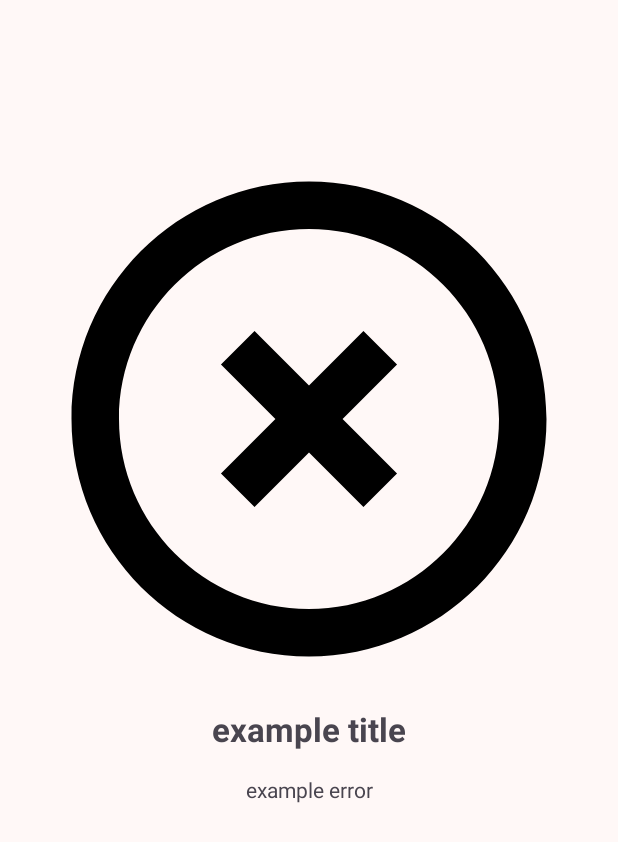
After one commit to alfsuace/SuperHeroesTFG, an Android app: the layout view_error.xml on its own in the app's theme, with its tools: preview values and no code run, on a phone screen of 412 x 824 dp. The commit adds this screen. Shown: the top 842 px of the screen. Run offline under Robolectric (Android 15) with nearby library versions, the phone set to English and light mode, and no system bars.

Commit message:
Feature: Error view Implemented ErrorView and extensions

```diff
--- a/app/src/main/java/com/alfsuace/superheroestfg/app/data/extensions/ImageExtension.kt
+++ b/app/src/main/java/com/alfsuace/superheroestfg/app/extensions/ImageExtension.kt
@@ -1,4 +1,4 @@
-package com.alfsuace.superheroestfg.app.data.extensions
+package com.alfsuace.superheroestfg.app.extensions
 
 import android.widget.ImageView
 import coil.load
--- a/app/src/main/java/com/alfsuace/superheroestfg/feature/superhero/presentation/SuperHeroDetailFragment.kt
+++ b/app/src/main/java/com/alfsuace/superheroestfg/feature/superhero/presentation/SuperHeroDetailFragment.kt
@@ -9,7 +9,7 @@ import androidx.lifecycle.Observer
 import androidx.navigation.fragment.findNavController
 import androidx.navigation.fragment.navArgs
 import com.alfsuace.superheroestfg.R
-import com.alfsuace.superheroestfg.app.data.extensions.loadImage
+import com.alfsuace.superheroestfg.app.extensions.loadImage
 import com.alfsuace.superheroestfg.databinding.FragmentSuperHeroDetailBinding
 import com.alfsuace.superheroestfg.feature.superhero.domain.SuperHero
 import org.koin.androidx.viewmodel.ext.android.viewModel
--- a/app/src/main/java/com/alfsuace/superheroestfg/feature/superhero/presentation/SuperHeroDetailViewModel.kt
+++ b/app/src/main/java/com/alfsuace/superheroestfg/feature/superhero/presentation/SuperHeroDetailViewModel.kt
@@ -4,7 +4,7 @@ import androidx.lifecycle.LiveData
 import androidx.lifecycle.MutableLiveData
 import androidx.lifecycle.ViewModel
 import androidx.lifecycle.viewModelScope
-import com.alfsuace.superheroestfg.app.data.domain.ErrorApp
+import com.alfsuace.superheroestfg.app.domain.ErrorApp
 import com.alfsuace.superheroestfg.feature.superhero.domain.GetSuperHeroByIdUseCase
 import com.alfsuace.superheroestfg.feature.superhero.domain.SuperHero
 import kotlinx.coroutines.Dispatchers
--- a/app/src/main/java/com/alfsuace/superheroestfg/feature/superhero/presentation/SuperHeroViewModel.kt
+++ b/app/src/main/java/com/alfsuace/superheroestfg/feature/superhero/presentation/SuperHeroViewModel.kt
@@ -4,7 +4,7 @@ import androidx.lifecycle.LiveData
 import androidx.lifecycle.MutableLiveData
 import androidx.lifecycle.ViewModel
 import androidx.lifecycle.viewModelScope
-import com.alfsuace.superheroestfg.app.data.domain.ErrorApp
+import com.alfsuace.superheroestfg.app.domain.ErrorApp
 import com.alfsuace.superheroestfg.feature.superhero.domain.DeleteFavoriteSuperHeroUseCase
 import com.alfsuace.superheroestfg.feature.superhero.domain.GetFavoritesSuperHeroesUseCase
 import com.alfsuace.superheroestfg.feature.superhero.domain.GetSuperHeroesUseCase
--- a/app/src/main/java/com/alfsuace/superheroestfg/feature/superhero/presentation/adapter/SuperHeroViewHolder.kt
+++ b/app/src/main/java/com/alfsuace/superheroestfg/feature/superhero/presentation/adapter/SuperHeroViewHolder.kt
@@ -3,7 +3,7 @@ package com.alfsuace.superheroestfg.feature.superhero.presentation.adapter
 import android.view.View
 import androidx.recyclerview.widget.RecyclerView
 import com.alfsuace.superheroestfg.R
-import com.alfsuace.superheroestfg.app.data.extensions.loadImage
+import com.alfsuace.superheroestfg.app.extensions.loadImage
 import com.alfsuace.superheroestfg.databinding.ViewItemSuperheroBinding
 import com.alfsuace.superheroestfg.feature.superhero.domain.GetSuperHeroesUseCase
 
--- /dev/null
+++ b/app/src/main/res/drawable/ic_error.xml
@@ -0,0 +1,12 @@
+<vector xmlns:android="http://schemas.android.com/apk/res/android"
+    android:width="800dp"
+    android:height="800dp"
+    android:viewportWidth="512"
+    android:viewportHeight="512">
+    <path
+        android:pathData="M256,42.67C373.8,42.67 469.33,138.2 469.33,256C469.33,373.8 373.8,469.33 256,469.33C138.2,469.33 42.67,373.8 42.67,256C42.67,138.2 138.2,42.67 256,42.67ZM256,85.33C161.9,85.33 85.33,161.9 85.33,256C85.33,350.1 161.9,426.67 256,426.67C350.1,426.67 426.67,350.1 426.67,256C426.67,161.9 350.1,85.33 256,85.33ZM304.92,176.92L335.08,207.08L286.17,256L335.08,304.92L304.92,335.08L256,286.17L207.08,335.08L176.92,304.92L225.83,256L176.92,207.08L207.08,176.92L256,225.83L304.92,176.92Z"
+        android:strokeWidth="1"
+        android:fillColor="#000000"
+        android:fillType="evenOdd"
+        android:strokeColor="#00000000" />
+</vector>
--- /dev/null
+++ b/app/src/main/res/layout/view_error.xml
@@ -0,0 +1,36 @@
+<?xml version="1.0" encoding="utf-8"?>
+<androidx.constraintlayout.widget.ConstraintLayout xmlns:android="http://schemas.android.com/apk/res/android"
+    xmlns:app="http://schemas.android.com/apk/res-auto"
+    xmlns:tools="http://schemas.android.com/tools"
+    android:layout_width="match_parent"
+    android:layout_height="match_parent"
+    android:orientation="vertical"
+    android:visibility="visible">
+
+    <com.google.android.material.imageview.ShapeableImageView
+        android:id="@+id/image_error"
+        style="@style/image_view_error"
+        android:layout_width="match_parent"
+        android:layout_height="@dimen/image_error_height"
+        app:layout_constraintStart_toStartOf="parent"
+        app:layout_constraintTop_toTopOf="parent"
+        tools:src="@drawable/ic_error" />
+
+    <com.google.android.material.textview.MaterialTextView
+        android:id="@+id/title_error"
+        style="@style/title_error"
+        android:layout_width="match_parent"
+        android:layout_height="wrap_content"
+        app:layout_constraintTop_toBottomOf="@id/image_error"
+        tools:text="example title" />
+
+    <com.google.android.material.textview.MaterialTextView
+        android:id="@+id/description_error"
+        style="@style/description_error"
+        android:layout_width="match_parent"
+        android:layout_height="wrap_content"
+        app:layout_constraintTop_toBottomOf="@id/title_error"
+        tools:text="example error" />
+
+
+</androidx.constraintlayout.widget.ConstraintLayout>
--- a/app/src/main/res/values/dimens.xml
+++ b/app/src/main/res/values/dimens.xml
@@ -13,4 +13,12 @@
 
     <!-- Card style -->
     <dimen name="card_radius">12dp</dimen>
+
+    <!-- Error -->
+    <dimen name="image_error_height">380sp</dimen>
+    <dimen name="margin_error">16sp</dimen>
+    <dimen name="margin_error_image_top">89sp</dimen>
+    <dimen name="title_error_size">22sp</dimen>
+    <dimen name="title_error_top_margin">2sp</dimen>
+    <dimen name="description_error_size">14sp</dimen>
 </resources>
--- a/app/src/main/res/values/styles.xml
+++ b/app/src/main/res/values/styles.xml
@@ -52,4 +52,32 @@
         <item name="android:layout_marginBottom">@dimen/spacing_text</item>
     </style>
 
+    <!-- Error view -->
+    <style name="image_view_error">
+        <item name="android:layout_marginTop">@dimen/margin_error_image_top</item>
+        <item name="android:layout_marginHorizontal">@dimen/margin_error</item>
+    </style>
+
+    <style name="title_error">
+        <item name="android:layout_marginTop">@dimen/title_error_top_margin</item>
+        <item name="android:layout_marginHorizontal">@dimen/margin_error</item>
+        <item name="android:textSize">@dimen/title_error_size</item>
+        <item name="android:textAlignment">center</item>
+        <item name="android:textStyle">bold</item>
+    </style>
+
+    <style name="description_error">
+        <item name="android:layout_marginTop">@dimen/margin_error</item>
+        <item name="android:layout_marginHorizontal">@dimen/margin_error</item>
+        <item name="android:textSize">@dimen/description_error_size</item>
+        <item name="android:textAlignment">center</item>
+    </style>
+
+    <style name="action_retry">
+        <item name="android:layout_marginTop">@dimen/margin_error_image_top</item>
+        <item name="android:layout_marginBottom">@dimen/margin_error</item>
+        <item name="android:layout_marginHorizontal">@dimen/margin_error</item>
+        <item name="android:backgroundTint">@color/md_theme_primary</item>
+    </style>
+
 </resources>
```
Also changed, not shown: app/src/main/java/com/alfsuace/superheroestfg/app/data/domain/ErrorApp.kt (deleted, +0 -10 lines), app/src/main/java/com/alfsuace/superheroestfg/app/domain/ErrorApp.kt (added, +24 -0 lines), app/src/main/java/com/alfsuace/superheroestfg/app/extensions/ViewExtension.kt (added, +11 -0 lines), app/src/main/java/com/alfsuace/superheroestfg/app/presentation/views/ErrorAppUi.kt (added, +76 -0 lines), app/src/main/java/com/alfsuace/superheroestfg/app/presentation/views/ErrorAppUiFactory.kt (added, +17 -0 lines), app/src/main/java/com/alfsuace/superheroestfg/app/presentation/views/ErrorAppView.kt (added, +33 -0 lines), app/src/main/res/drawable/ic_error_internet.xml (added, +22 -0 lines), app/src/main/res/drawable/ic_error_unknown.xml (added, +9 -0 lines), app/src/main/res/values/strings.xml (+8 -0 lines).
